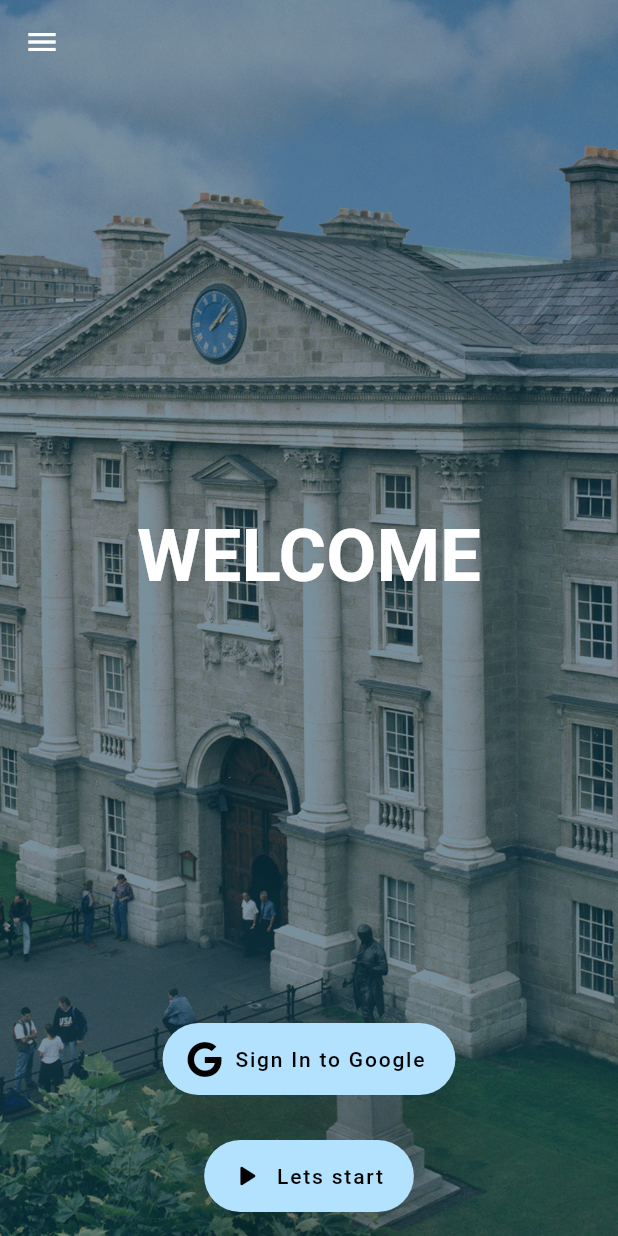
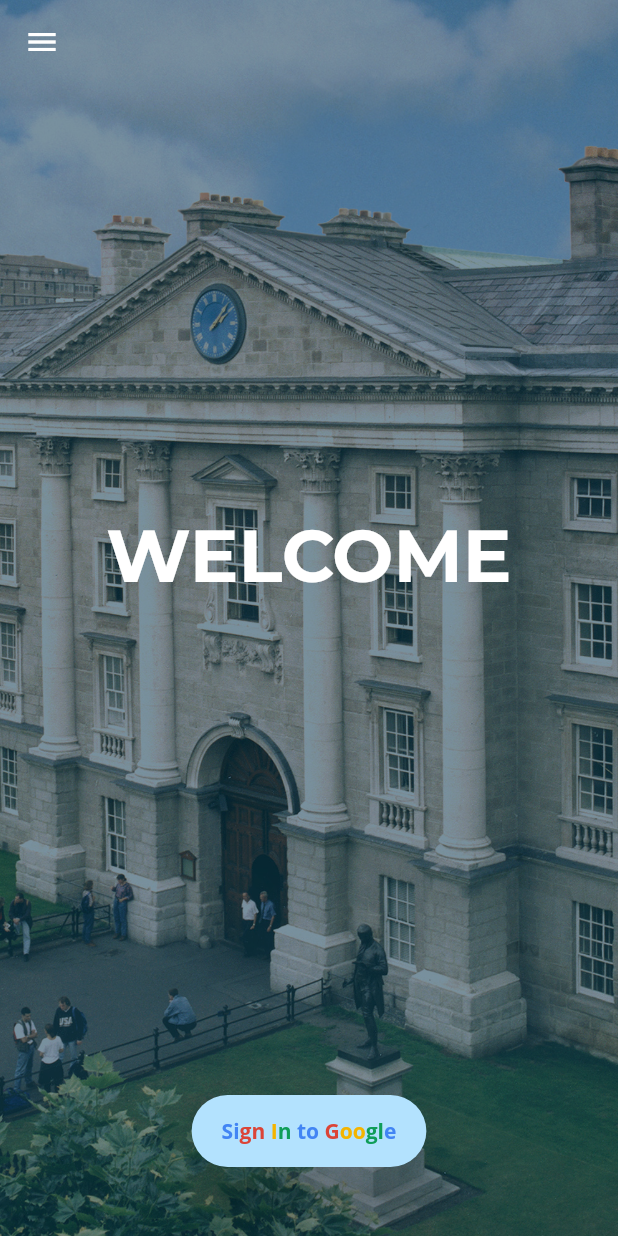
Before and after one commit to muditgarg48/candle_in_dark, a Flutter app: the screen it shows after launch, on a phone screen of 412 x 824 dp. Run offline on Flutter 3.47's test engine with Material 2 defaults, Android fonts, the phone set to English and light mode, and no system bars; drawn by our look-alikes of animated_text_kit; our stand-ins replace analog_clock, audioplayers, banner_carousel, cached_network_image, concentric_transition, firebase_auth and 8 more; missing offline and left inert: currency_picker, curved_drawer_fork, expand_widget, frankfurter, quds_ui_kit; accounts and stored records are empty.

Commit message:
Adding fonts and starting with Home Page

```diff
--- a/lib/pages/home_page.dart
+++ b/lib/pages/home_page.dart
@@ -7,6 +7,7 @@ import '../firebase/firebase_access.dart';
 import '../tools/account_handle.dart';
 import '../tools/theme.dart';
 
+import '../widgets/font_styles.dart';
 import '../widgets/drawer.dart';
 
 import '../global_values.dart';
@@ -32,20 +33,81 @@ class MyHomePageState extends State<MyHomePage> {
         for (var txt in txtList)
           TypewriterAnimatedText(
             txt,
+            textAlign: TextAlign.center,
             speed: const Duration(milliseconds: 100),
             cursor: "|",
-            textStyle: TextStyle(
+            textStyle: mainHeadingFont(
+              fontDesign: TextStyle(
                 color: Colors.white,
                 fontSize: size,
                 fontWeight: FontWeight.bold,
+              ),
             ),
           ),
       ],
     );
   }
 
+  TextSpan constructGoogleText(int pos, String ch) {
+    var txtColor = Colors.white;
+    if (pos % 8 == 0 || pos % 8 == 1) {
+      txtColor = const Color(0xff4285F4);
+    } else if (pos % 8 == 2 || pos % 8 == 3) {
+      txtColor = const Color(0xffDB4437);
+    } else if (pos % 8 == 4 || pos % 8 == 5) {
+      txtColor = const Color(0xffF4B400);
+    } else {
+      txtColor = const Color(0xff0F9D58);
+    }
+    return TextSpan(
+      text: ch,
+      style: signButtonFont(
+        fontDesign: TextStyle(
+          color: txtColor,
+          fontWeight: FontWeight.bold,
+        ),
+      ),
+    );
+  }
+
+  Widget signInbuttons(
+    String txt,
+    VoidCallback action,
+    IconData icon,
+    String company,
+  ) {
+    return MediaQuery.of(context).size.width > 400
+        ? FloatingActionButton.extended(
+            onPressed: action,
+            backgroundColor: themeBgColor(),
+            elevation: 20,
+            label: company == "Google"
+                ? RichText(
+                    text: TextSpan(
+                    children: [
+                      for (var i = 0; i < txt.length; i++)
+                        constructGoogleText(i, txt[i])
+                    ],
+                  ))
+                : Text(
+                    txt,
+                    style: signButtonFont(
+                      fontDesign: TextStyle(
+                        color: themeTxtColor(),
+                      ),
+                    ),
+                  ),
+          )
+        : FloatingActionButton(
+            onPressed: action,
+            tooltip: txt,
+            backgroundColor: themeBgColor(),
+            child: Icon(icon, color: themeTxtColor()),
+          );
+  }
+
   Widget buttons(String txt, VoidCallback action, IconData icon) {
-    return MediaQuery.of(context).size.width > 100
+    return MediaQuery.of(context).size.width > 400
         ? FloatingActionButton.extended(
             onPressed: action,
             backgroundColor: themeBgColor(),
@@ -53,7 +115,12 @@ class MyHomePageState extends State<MyHomePage> {
             icon: Icon(icon, color: themeTxtColor()),
             label: Text(
               txt,
-              style: TextStyle(color: themeTxtColor()),
+              style: elevatedButtonFont(
+                fontDesign: TextStyle(
+                  fontWeight: FontWeight.bold,
+                  color: themeTxtColor(),
+                ),
+              ),
             ),
           )
         : FloatingActionButton(
@@ -112,22 +179,26 @@ class MyHomePageState extends State<MyHomePage> {
             mainAxisAlignment: MainAxisAlignment.end,
             children: [
               GoogleServices().isUserSignedIn()
-                  ? buttons(
+                  ? signInbuttons(
                       "Sign Out",
                       () => GoogleServices().googleSignOut(context),
                       FontAwesomeIcons.google,
+                      "Google",
                     )
-                  : buttons(
+                  : signInbuttons(
                       "Sign In to Google",
                       () => GoogleServices().signInWithGoogle(context),
                       FontAwesomeIcons.google,
+                      "Google",
                     ),
               const SizedBox(height: 30),
-              buttons(
+              GoogleServices().isUserSignedIn()
+                  ? buttons(
                       "Lets start",
                       () => scaffoldKey.currentState?.openDrawer(),
                       Icons.play_arrow_rounded,
-              ),
+                    )
+                  : const SizedBox.shrink(),
             ],
           ),
         ),
--- /dev/null
+++ b/lib/widgets/font_styles.dart
@@ -0,0 +1,14 @@
+import 'package:flutter/cupertino.dart';
+import 'package:google_fonts/google_fonts.dart';
+
+TextStyle mainHeadingFont({TextStyle? fontDesign}) {
+  return GoogleFonts.montserrat(textStyle: fontDesign);
+}
+
+TextStyle signButtonFont({TextStyle? fontDesign}) {
+  return GoogleFonts.openSans(textStyle: fontDesign);
+}
+
+TextStyle elevatedButtonFont({TextStyle? fontDesign}) {
+  return GoogleFonts.nunito(textStyle: fontDesign);
+}
--- a/pubspec.yaml
+++ b/pubspec.yaml
@@ -58,6 +58,7 @@ dependencies:
   audioplayers: ^1.0.1
   google_sign_in: ^5.4.0
   firebase_auth: ^3.4.2
+  google_fonts: ^3.0.1
 
 dev_dependencies:
   flutter_test:
```
Also changed, not shown: pubspec.lock. Lines whose indentation alone changed are shown as unchanged.
